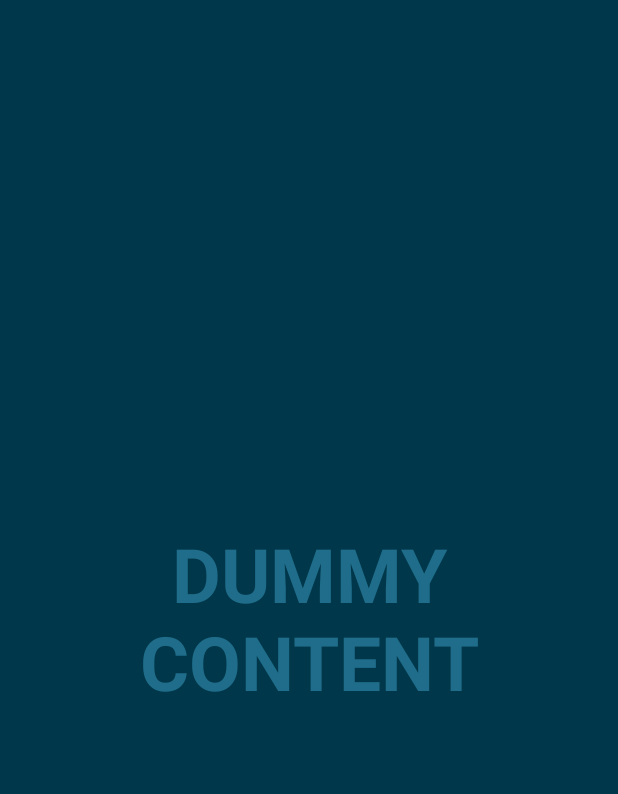
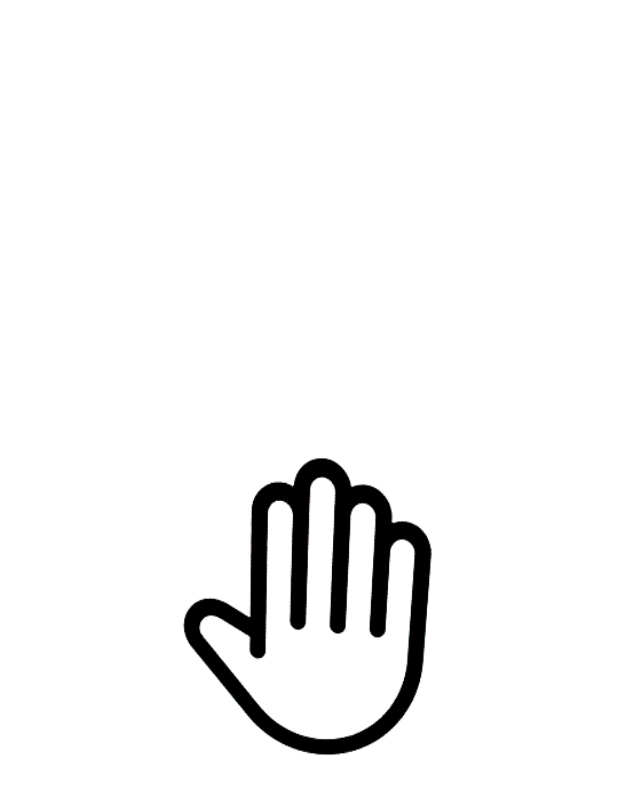
Before and after one commit to hojunyoo/HelloStranger, an Android app: the SplashActivity screen opened directly, with no data from a screen before it, on a phone screen of 412 x 824 dp. Shown: the top 794 px of the screen. Run offline under Robolectric (Android 15) with nearby library versions, the phone set to English and light mode, and no system bars; pictures from the network do not load; 3 statements that could not run were skipped.

Commit message:
스플래쉬 이미지 gif 로딩 #1
glide 라이브러리 설치. splashView가 널이 아닐 경우에만 로드하도록 함. #1

```diff
--- a/app/build.gradle
+++ b/app/build.gradle
@@ -25,4 +25,10 @@ dependencies {
     compile 'com.android.support:appcompat-v7:24.2.0'
     compile 'com.android.support:design:24.2.0'
     compile 'com.android.support:support-v4:24.2.0'
+
+    /*
+    * 이미지 로딩 라이브러리
+    * splash 에서 쓰인다.
+    */
+    compile 'com.github.bumptech.glide:glide:3.7.0'
 }
--- a/app/src/main/AndroidManifest.xml
+++ b/app/src/main/AndroidManifest.xml
@@ -13,11 +13,6 @@
             android:label="@string/app_name"
             android:theme="@style/AppTheme.NoActionBar">
 
-            <intent-filter>
-                <action android:name="android.intent.action.MAIN" />
-
-                <category android:name="android.intent.category.LAUNCHER" />
-            </intent-filter>
         </activity>
 
         <activity android:name=".activity.LogInActivity"></activity>
@@ -27,6 +22,11 @@
             android:label="@string/title_activity_splash"
             android:theme="@style/FullscreenTheme">
 
+            <intent-filter>
+                <action android:name="android.intent.action.MAIN" />
+
+                <category android:name="android.intent.category.LAUNCHER" />
+            </intent-filter>
         </activity>
         <activity android:name=".activity.JoinActivity" />
         <activity android:name=".activity.ReviewActivity" />
--- a/app/src/main/java/com/example/secpc/hellostranger/activity/SplashActivity.java
+++ b/app/src/main/java/com/example/secpc/hellostranger/activity/SplashActivity.java
@@ -5,7 +5,12 @@ import android.content.Intent;
 import android.os.Bundle;
 import android.os.Handler;
 import android.support.v7.app.AppCompatActivity;
+import android.widget.ImageView;
+import android.widget.LinearLayout;
 
+import com.bumptech.glide.Glide;
+import com.bumptech.glide.load.resource.drawable.GlideDrawable;
+import com.bumptech.glide.request.target.GlideDrawableImageViewTarget;
 import com.example.secpc.hellostranger.R;
 
 /**
@@ -17,6 +22,16 @@ public class SplashActivity extends AppCompatActivity {
         super.onCreate(savedInstanceState);
         setContentView(R.layout.activity_splash);
 
+        /*
+        * 2016.10.20
+        * by dobeeisfsree
+        * gif file with glide image loading
+        */
+        ImageView splashView = (ImageView) findViewById(R.id.fullscreen_content_controls);
+        GlideDrawableImageViewTarget imageViewTarget = new GlideDrawableImageViewTarget(splashView);
+        if(splashView != null)
+            Glide.with(this).load(R.drawable.splash_hello_stranger).crossFade().into(imageViewTarget);
+
         int secondsDelayed = 1;
         new Handler().postDelayed(new Runnable() {
             public void run() {
@@ -25,6 +40,8 @@ public class SplashActivity extends AppCompatActivity {
          //       overridePendingTransition(R.anim.intro_in, R.anim.intro_out);
 
             }
-        }, secondsDelayed * 1000);
+        }, secondsDelayed * 1500);
+
+
     }
 }
--- a/app/src/main/res/layout/activity_splash.xml
+++ b/app/src/main/res/layout/activity_splash.xml
@@ -14,7 +14,6 @@
         android:layout_height="match_parent"
         android:gravity="center"
         android:keepScreenOn="true"
-        android:text="@string/dummy_content"
         android:textColor="#33b5e5"
         android:textSize="50sp"
         android:textStyle="bold" />
@@ -24,19 +23,18 @@
     <FrameLayout
         android:layout_width="match_parent"
         android:layout_height="match_parent"
+        android:background="#FFFFFF"
         android:fitsSystemWindows="true">
 
-        <LinearLayout
+        <ImageView
             android:id="@+id/fullscreen_content_controls"
             style="?metaButtonBarStyle"
             android:layout_width="match_parent"
-            android:layout_height="wrap_content"
+            android:layout_height="match_parent"
             android:layout_gravity="bottom|center_horizontal"
-            android:background="@color/black_overlay"
-            android:orientation="horizontal"
-            tools:ignore="UselessParent">
-
-        </LinearLayout>
+            android:background="@drawable/splash_hello_stranger"
+            >
+        </ImageView>
     </FrameLayout>
 
 </FrameLayout>
```
Also changed, not shown: app/src/main/res/drawable-xxxhdpi/splash_hello_stranger.gif (added).
